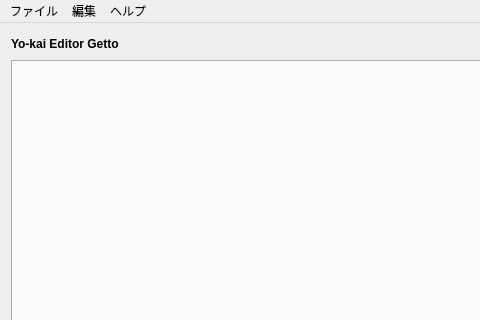
Before: the Qt Designer form source-code/B1/mainwindow.ui in nobodyF34R/ykw-editors, drawn with Qt 5; both pictures show x 0 to 480 and y 0 to 320 of the 600 by 500 pixel window.
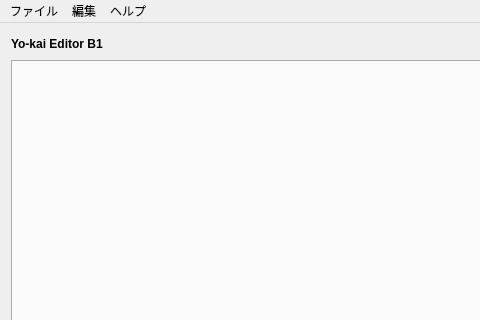
After: the same form once the commit is applied.

Patch:
```diff
--- a/source-code/B1/mainwindow.ui
+++ b/source-code/B1/mainwindow.ui
@@ -28,7 +28,7 @@
            </font>
           </property>
           <property name="text">
-           <string notr="true">Yo-kai Editor Getto</string>
+           <string notr="true">Yo-kai Editor B1</string>
           </property>
          </widget>
         </item>
```
Left out of the diff: 2 changed lines with no effect on the pictures.
